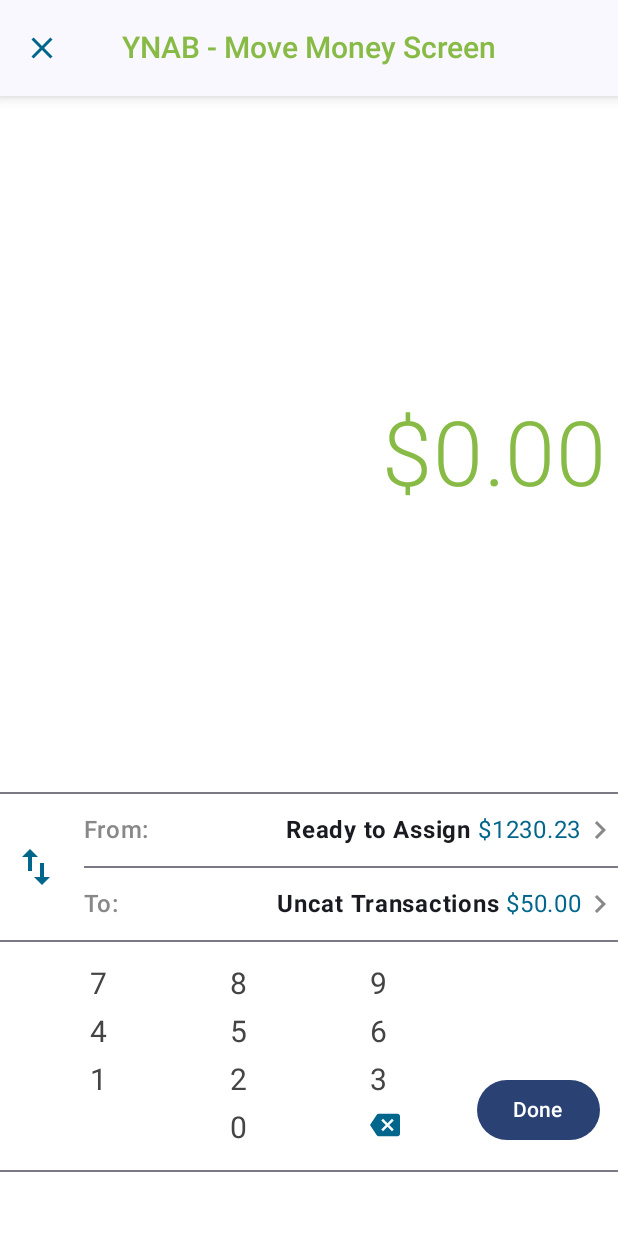
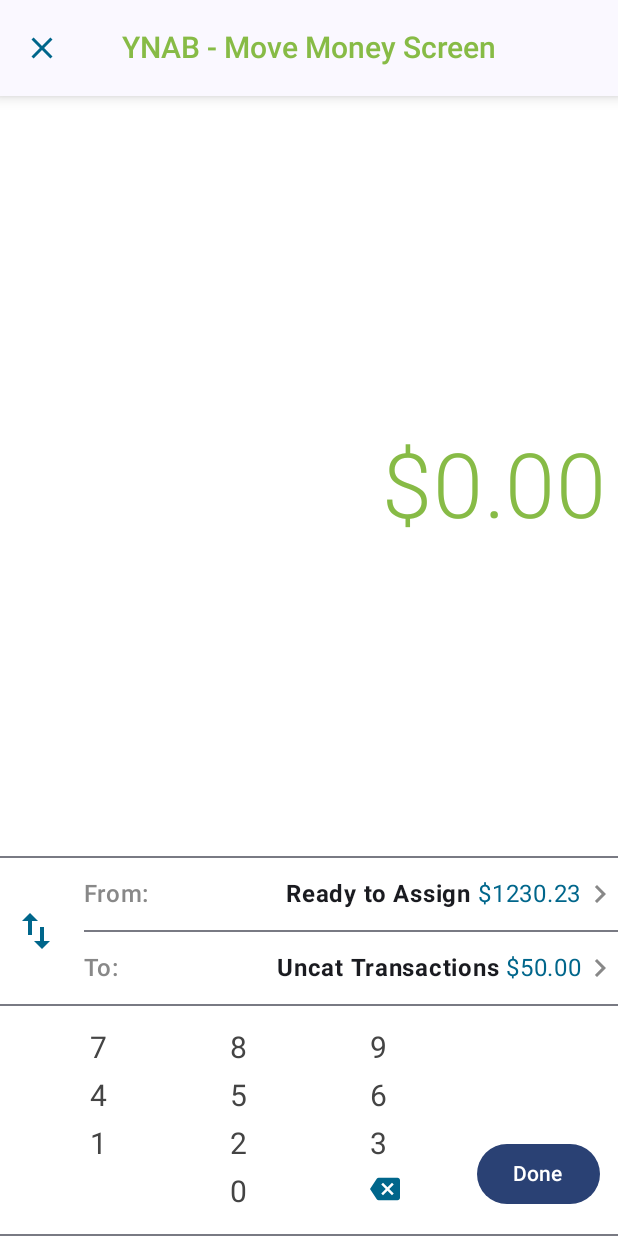
Before and after one commit to FeKent/Replica, an Android app built with Jetpack Compose: the YnabScreen screen opened through its navigation route, on a phone screen of 412 x 824 dp. Run offline under Robolectric (Android 15) with nearby library versions, the phone set to English and light mode, and no system bars.

Commit message:
Update weights to make sure everything fits on the screen

```diff
--- a/app/src/main/java/com/example/replica/composables/YnabScreen.kt
+++ b/app/src/main/java/com/example/replica/composables/YnabScreen.kt
@@ -73,18 +73,14 @@
             fontWeight = FontWeight.Light,
             modifier = Modifier
                 .fillMaxWidth()
-                .weight(2f)
+                .weight(1f)
                 .wrapContentSize(align = Alignment.CenterEnd)
                 .padding(end = 8.dp)
 
         )
         Divider()
         Spacer(modifier = Modifier.size(4.dp))
-        Column(
-            modifier = Modifier
-                .fillMaxWidth()
-                .weight(1.3f)
-        ) {
+        Column(modifier = Modifier.fillMaxWidth()) {
             Row {
                 Image(
                     painter = painterResource(R.drawable.compare_arrows),
```
